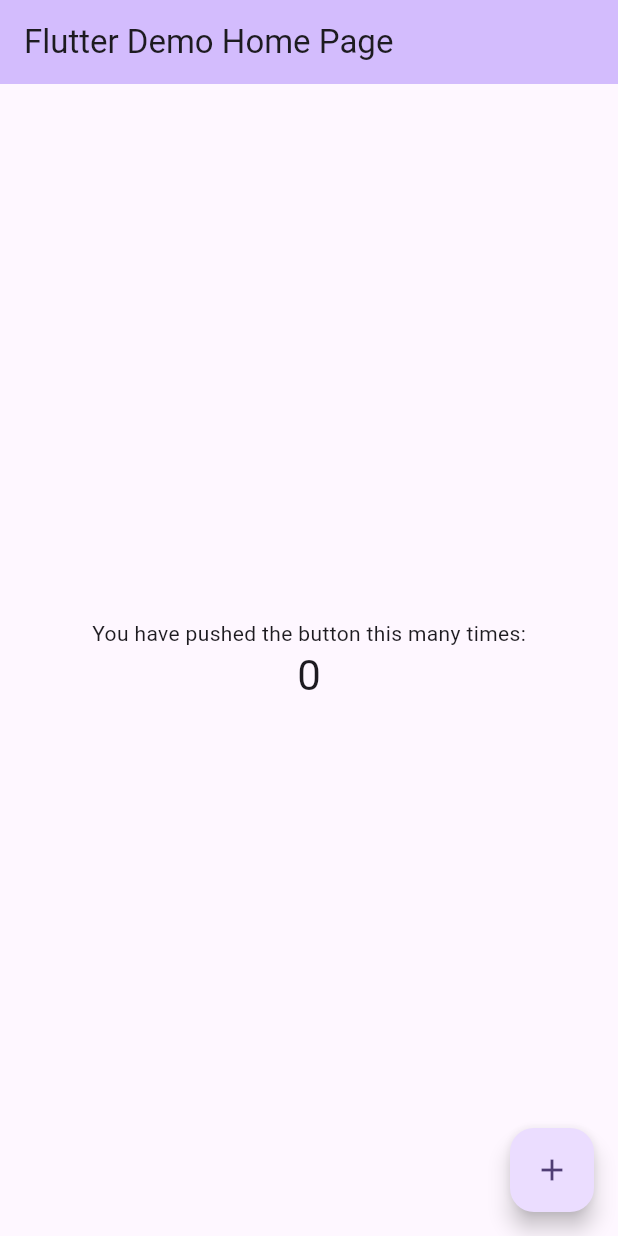
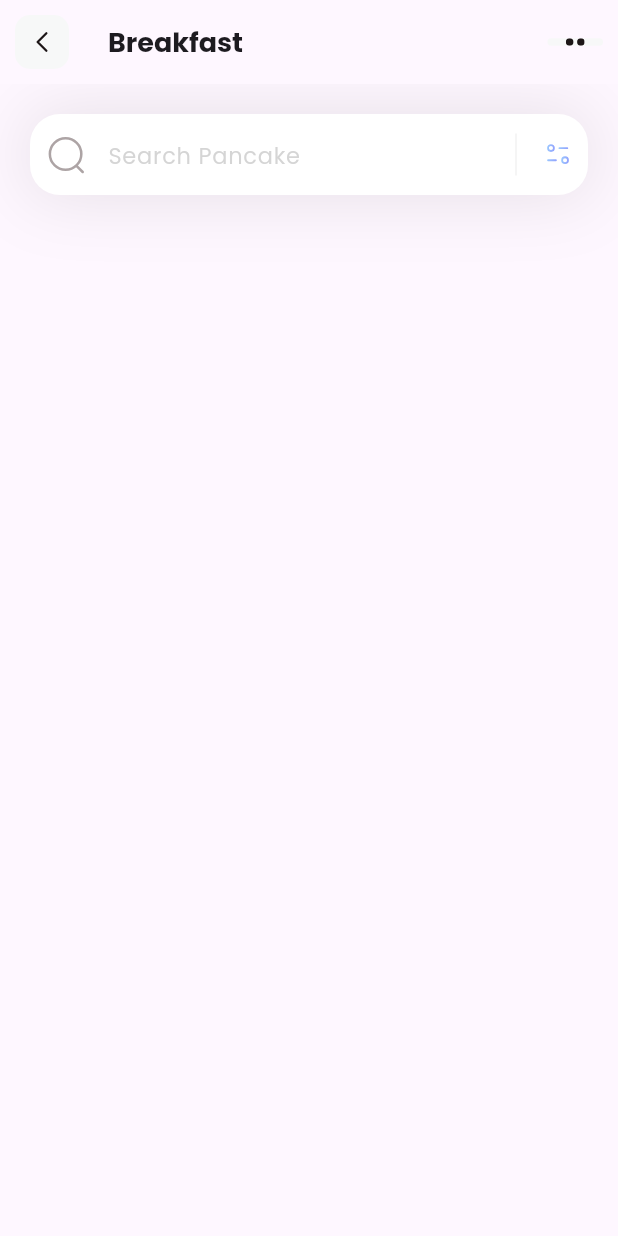
Before and after one commit to MuhammadAhsanAbdulAziz/fitness_app, a Flutter app: the screen it shows after launch, on a phone screen of 412 x 824 dp. Run offline on Flutter 3.47's test engine with Material 3 defaults, Android fonts, the phone set to English and light mode, and no system bars; our stand-ins replace flutter_svg.

Commit message:
searchUI done

```diff
--- a/lib/main.dart
+++ b/lib/main.dart
@@ -1,3 +1,4 @@
+import 'package:fitness_app/pages/home.dart';
 import 'package:flutter/material.dart';
 
 void main() {
@@ -11,115 +12,9 @@ class MyApp extends StatelessWidget {
   @override
   Widget build(BuildContext context) {
     return MaterialApp(
-      title: 'Flutter Demo',
-      theme: ThemeData(
-        // This is the theme of your application.
-        //
-        // TRY THIS: Try running your application with "flutter run". You'll see
-        // the application has a purple toolbar. Then, without quitting the app,
-        // try changing the seedColor in the colorScheme below to Colors.green
-        // and then invoke "hot reload" (save your changes or press the "hot
-        // reload" button in a Flutter-supported IDE, or press "r" if you used
-        // the command line to start the app).
-        //
-        // Notice that the counter didn't reset back to zero; the application
-        // state is not lost during the reload. To reset the state, use hot
-        // restart instead.
-        //
-        // This works for code too, not just values: Most code changes can be
-        // tested with just a hot reload.
-        colorScheme: ColorScheme.fromSeed(seedColor: Colors.deepPurple),
-        useMaterial3: true,
-      ),
-      home: const MyHomePage(title: 'Flutter Demo Home Page'),
+      debugShowCheckedModeBanner: false,
+      theme: ThemeData(fontFamily: 'Poppins'),
+      home: const Home(),
     );
   }
 }
-
-class MyHomePage extends StatefulWidget {
-  const MyHomePage({super.key, required this.title});
-
-  // This widget is the home page of your application. It is stateful, meaning
-  // that it has a State object (defined below) that contains fields that affect
-  // how it looks.
-
-  // This class is the configuration for the state. It holds the values (in this
-  // case the title) provided by the parent (in this case the App widget) and
-  // used by the build method of the State. Fields in a Widget subclass are
-  // always marked "final".
-
-  final String title;
-
-  @override
-  State<MyHomePage> createState() => _MyHomePageState();
-}
-
-class _MyHomePageState extends State<MyHomePage> {
-  int _counter = 0;
-
-  void _incrementCounter() {
-    setState(() {
-      // This call to setState tells the Flutter framework that something has
-      // changed in this State, which causes it to rerun the build method below
-      // so that the display can reflect the updated values. If we changed
-      // _counter without calling setState(), then the build method would not be
-      // called again, and so nothing would appear to happen.
-      _counter++;
-    });
-  }
-
-  @override
-  Widget build(BuildContext context) {
-    // This method is rerun every time setState is called, for instance as done
-    // by the _incrementCounter method above.
-    //
-    // The Flutter framework has been optimized to make rerunning build methods
-    // fast, so that you can just rebuild anything that needs updating rather
-    // than having to individually change instances of widgets.
-    return Scaffold(
-      appBar: AppBar(
-        // TRY THIS: Try changing the color here to a specific color (to
-        // Colors.amber, perhaps?) and trigger a hot reload to see the AppBar
-        // change color while the other colors stay the same.
-        backgroundColor: Theme.of(context).colorScheme.inversePrimary,
-        // Here we take the value from the MyHomePage object that was created by
-        // the App.build method, and use it to set our appbar title.
-        title: Text(widget.title),
-      ),
-      body: Center(
-        // Center is a layout widget. It takes a single child and positions it
-        // in the middle of the parent.
-        child: Column(
-          // Column is also a layout widget. It takes a list of children and
-          // arranges them vertically. By default, it sizes itself to fit its
-          // children horizontally, and tries to be as tall as its parent.
-          //
-          // Column has various properties to control how it sizes itself and
-          // how it positions its children. Here we use mainAxisAlignment to
-          // center the children vertically; the main axis here is the vertical
-          // axis because Columns are vertical (the cross axis would be
-          // horizontal).
-          //
-          // TRY THIS: Invoke "debug painting" (choose the "Toggle Debug Paint"
-          // action in the IDE, or press "p" in the console), to see the
-          // wireframe for each widget.
-          mainAxisAlignment: MainAxisAlignment.center,
-          children: <Widget>[
-            const Text(
-              'You have pushed the button this many times:',
-            ),
-            Text(
-              '$_counter',
-              style: Theme.of(context).textTheme.headlineMedium,
-            ),
-          ],
-        ),
-      ),
-      floatingActionButton: FloatingActionButton(
-        onPressed: _incrementCounter,
-        tooltip: 'Increment',
-        child: const Icon(Icons.add),
-      ), // This trailing comma makes auto-formatting nicer for build methods.
-    );
-  }
-}
--- /dev/null
+++ b/lib/pages/home.dart
@@ -0,0 +1,103 @@
+import 'package:flutter/material.dart';
+import 'package:flutter_svg/flutter_svg.dart';
+
+class Home extends StatelessWidget {
+  const Home({super.key});
+
+  @override
+  Widget build(BuildContext context) {
+    return Scaffold(
+        appBar: appBar(),
+        body: Column(
+          children: [
+            searchField()
+          ],
+        ));
+  }
+
+  Container searchField() {
+    return Container(
+            margin: EdgeInsets.all(20),
+            decoration: BoxDecoration(boxShadow: [
+              BoxShadow(
+                  color: Color(0xff1D1617).withOpacity(0.11),
+                  blurRadius: 40,
+                  spreadRadius: 0.0)
+            ]),
+            child: TextField(
+              decoration: InputDecoration(
+                  hintText: "Search Pancake",
+                  hintStyle: TextStyle(
+                    color: const Color.fromARGB(111, 158, 158, 158),
+                    fontSize: 15
+                  ),
+                  filled: true,
+                  contentPadding: EdgeInsets.all(15),
+                  fillColor: Colors.white,
+                  prefixIcon: Padding(
+                    padding: const EdgeInsets.all(10),
+                    child: SvgPicture.asset('assets/icons/Search.svg'),
+                  ),
+                  suffixIcon: Container(
+                    width: 100,
+                    child: IntrinsicHeight(
+                      child: Row(
+                        mainAxisAlignment: MainAxisAlignment.end,
+                        children: [
+                          VerticalDivider(
+                            thickness: 0.1,
+                            indent: 10,
+                            endIndent: 10,
+                            color: const Color.fromARGB(139, 0, 0, 0),
+                          ),
+                          Padding(
+                            padding: const EdgeInsets.all(10),
+                            child: SvgPicture.asset('assets/icons/Filter.svg'),
+                          ),
+                        ],
+                      ),
+                    ),
+                  ),
+                  border: OutlineInputBorder(
+                      borderRadius: BorderRadius.circular(20),
+                      borderSide: BorderSide.none)),
+            ),
+          );
+  }
+  AppBar appBar() {
+    return AppBar(
+      title: const Text(
+        "Breakfast",
+        style: TextStyle(fontSize: 18, fontWeight: FontWeight.bold),
+      ),
+      leading: GestureDetector(
+        onTap: () {
+          print("haha");
+        },
+        child: Container(
+          margin: EdgeInsets.all(10),
+          alignment: Alignment.center,
+          decoration: BoxDecoration(
+              color: Color(0xffF7F8F8),
+              borderRadius: BorderRadius.circular(10)),
+          child: SvgPicture.asset('assets/icons/Arrow - Left 2.svg',
+              width: 20, height: 20),
+        ),
+      ),
+      actions: [
+        GestureDetector(
+          onTap: () {},
+          child: Container(
+            margin: const EdgeInsets.all(10),
+            width: 37,
+            decoration: BoxDecoration(
+                color: const Color(0xffF7F8F8),
+                borderRadius: BorderRadius.circular(10)),
+            child:
+                SvgPicture.asset('assets/icons/dots.svg', width: 5, height: 5),
+          ),
+        )
+      ],
+    );
+  }
+}
```
Also changed, not shown: pubspec.yaml (+14 -9 lines), assets/icons/Arrow - Left 2.svg (added), assets/icons/Filter.svg (added), assets/icons/Search.svg (added), assets/icons/blueberry-pancake.svg (added), assets/icons/button.svg (added), assets/icons/canai-bread.svg (added), assets/icons/dots.svg (added), assets/icons/honey-pancakes.svg (added), assets/icons/orange-snacks.svg (added), assets/icons/pancakes.svg (added), assets/icons/pie.svg (added), assets/icons/plate.svg (added), assets/icons/salmon-nigiri.svg (added), 5 more files.
